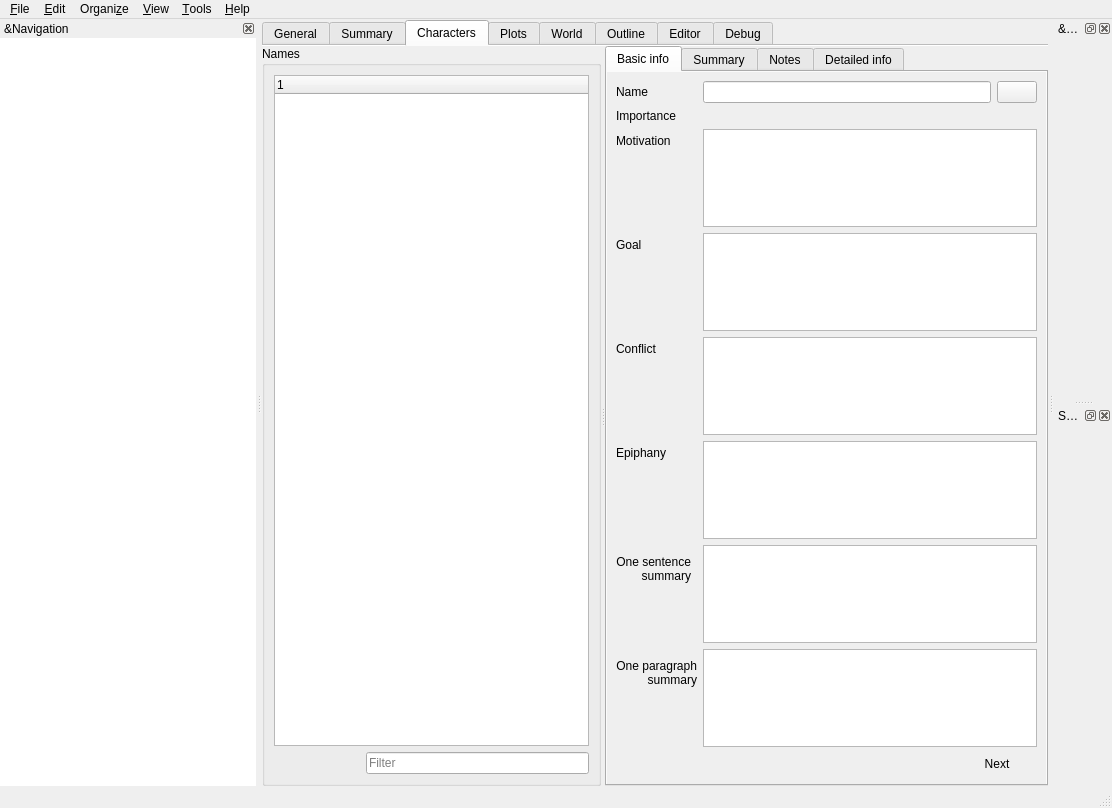
The window that manuskript/ui/mainWindow.ui (olivierkes/manuskript) describes before a commit, drawn with Qt 5.
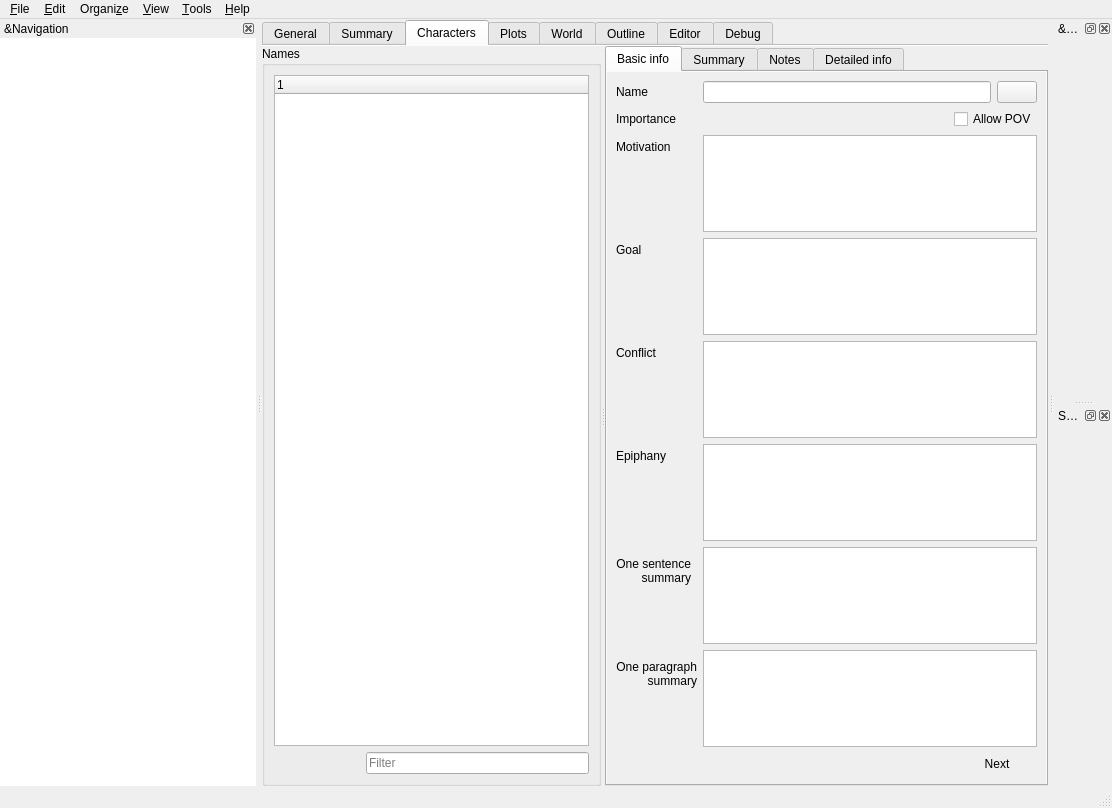
The same window after the commit. The open tabs and pages were chosen to show the change. Icons and pictures are not drawn. Custom widgets are drawn as their Qt base class.

The edit to the form file:
```diff
--- a/manuskript/ui/mainWindow.ui
+++ b/manuskript/ui/mainWindow.ui
@@ -124,7 +124,7 @@
            <enum>QTabWidget::Rounded</enum>
           </property>
           <property name="currentIndex">
-           <number>0</number>
+           <number>2</number>
           </property>
           <property name="documentMode">
            <bool>true</bool>
@@ -815,75 +815,126 @@
                      <rect>
                       <x>0</x>
                       <y>0</y>
-                      <width>204</width>
-                      <height>606</height>
+                      <width>453</width>
+                      <height>695</height>
                      </rect>
                     </property>
                     <layout class="QFormLayout" name="formLayout_8">
                      <property name="fieldGrowthPolicy">
                       <enum>QFormLayout::AllNonFixedFieldsGrow</enum>
                      </property>
-                     <item row="4" column="0">
+                     <item row="2" column="0">
+                      <widget class="QLabel" name="label_3">
+                       <property name="text">
+                        <string>Name</string>
+                       </property>
+                      </widget>
+                     </item>
+                     <item row="2" column="1">
+                      <layout class="QHBoxLayout" name="horizontalLayout_3">
+                       <item>
+                        <widget class="lineEditView" name="txtPersoName"/>
+                       </item>
+                       <item>
+                        <widget class="QPushButton" name="btnPersoColor">
+                         <property name="text">
+                          <string/>
+                         </property>
+                        </widget>
+                       </item>
+                      </layout>
+                     </item>
+                     <item row="4" column="1">
+                      <layout class="QHBoxLayout" name="horizontalLayout_20">
+                       <item>
+                        <widget class="sldImportance" name="sldPersoImportance" native="true">
+                         <property name="sizePolicy">
+                          <sizepolicy hsizetype="Expanding" vsizetype="Preferred">
+                           <horstretch>0</horstretch>
+                           <verstretch>0</verstretch>
+                          </sizepolicy>
+                         </property>
+                        </widget>
+                       </item>
+                       <item>
+                        <widget class="QCheckBox" name="chkPersoPOV">
+                         <property name="text">
+                          <string>Allow POV</string>
+                         </property>
+                         <property name="checked">
+                          <bool>false</bool>
+                         </property>
+                         <property name="autoRepeat">
+                          <bool>false</bool>
+                         </property>
+                         <property name="tristate">
+                          <bool>false</bool>
+                         </property>
+                        </widget>
+                       </item>
+                      </layout>
+                     </item>
+                     <item row="6" column="0">
                       <widget class="QLabel" name="label_4">
                        <property name="text">
                         <string>Motivation</string>
                        </property>
                       </widget>
                      </item>
-                     <item row="4" column="1">
+                     <item row="6" column="1">
                       <widget class="MDEditCompleter" name="txtPersoMotivation"/>
                      </item>
-                     <item row="5" column="0">
+                     <item row="7" column="0">
                       <widget class="QLabel" name="label_5">
                        <property name="text">
                         <string>Goal</string>
                        </property>
                       </widget>
                      </item>
-                     <item row="5" column="1">
+                     <item row="7" column="1">
                       <widget class="MDEditCompleter" name="txtPersoGoal"/>
                      </item>
-                     <item row="6" column="0">
+                     <item row="8" column="0">
                       <widget class="QLabel" name="label_6">
                        <property name="text">
                         <string>Conflict</string>
                        </property>
                       </widget>
                      </item>
-                     <item row="6" column="1">
+                     <item row="8" column="1">
                       <widget class="MDEditCompleter" name="txtPersoConflict"/>
                      </item>
-                     <item row="7" column="0">
+                     <item row="9" column="0">
                       <widget class="QLabel" name="label_7">
                        <property name="text">
                         <string>Epiphany</string>
                        </property>
                       </widget>
                      </item>
-                     <item row="7" column="1">
+                     <item row="9" column="1">
                       <widget class="MDEditCompleter" name="txtPersoEpiphany"/>
                      </item>
-                     <item row="8" column="0">
+                     <item row="10" column="0">
                       <widget class="QLabel" name="label_24">
                        <property name="text">
                         <string>&lt;html&gt;&lt;head/&gt;&lt;body&gt;&lt;p align=&quot;right&quot;&gt;One sentence&lt;br/&gt;summary&lt;/p&gt;&lt;/body&gt;&lt;/html&gt;</string>
                        </property>
                       </widget>
                      </item>
-                     <item row="8" column="1">
+                     <item row="10" column="1">
                       <widget class="MDEditCompleter" name="txtPersoSummarySentence"/>
                      </item>
-                     <item row="9" column="0">
+                     <item row="11" column="0">
                       <widget class="QLabel" name="label_8">
                        <property name="text">
                         <string>&lt;html&gt;&lt;head/&gt;&lt;body&gt;&lt;p align=&quot;right&quot;&gt;One paragraph&lt;br/&gt;summary&lt;/p&gt;&lt;/body&gt;&lt;/html&gt;</string>
                        </property>
                       </widget>
                      </item>
-                     <item row="9" column="1">
+                     <item row="11" column="1">
                       <widget class="MDEditCompleter" name="txtPersoSummaryPara"/>
                      </item>
-                     <item row="10" column="1">
+                     <item row="12" column="1">
                       <layout class="QHBoxLayout" name="horizontalLayout_21">
                        <item>
                         <spacer name="horizontalSpacer_3">
@@ -914,44 +965,13 @@
                        </item>
                       </layout>
                      </item>
-                     <item row="3" column="0">
+                     <item row="4" column="0">
                       <widget class="QLabel" name="label_18">
                        <property name="text">
                         <string>Importance</string>
                        </property>
                       </widget>
                      </item>
-                     <item row="3" column="1">
-                      <widget class="sldImportance" name="sldPersoImportance" native="true">
-                       <property name="sizePolicy">
-                        <sizepolicy hsizetype="Expanding" vsizetype="Preferred">
-                         <horstretch>0</horstretch>
-                         <verstretch>0</verstretch>
-                        </sizepolicy>
-                       </property>
-                      </widget>
-                     </item>
-                     <item row="2" column="0">
-                      <widget class="QLabel" name="label_3">
-                       <property name="text">
-                        <string>Name</string>
-                       </property>
-                      </widget>
-                     </item>
-                     <item row="2" column="1">
-                      <layout class="QHBoxLayout" name="horizontalLayout_3">
-                       <item>
-                        <widget class="lineEditView" name="txtPersoName"/>
-                       </item>
-                       <item>
-                        <widget class="QPushButton" name="btnPersoColor">
-                         <property name="text">
-                          <string/>
-                         </property>
-                        </widget>
-                       </item>
-                      </layout>
-                     </item>
                     </layout>
                    </widget>
                   </widget>
@@ -1547,7 +1567,7 @@
                    <bool>false</bool>
                   </attribute>
                   <attribute name="headerDefaultSectionSize">
-                   <number>0</number>
+                   <number>25</number>
                   </attribute>
                  </widget>
                 </item>
@@ -2095,7 +2115,7 @@
      <x>0</x>
      <y>0</y>
      <width>1112</width>
-     <height>30</height>
+     <height>24</height>
     </rect>
    </property>
    <widget class="QMenu" name="menuFile">
```
